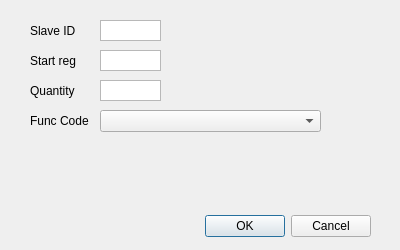
This is ui/params_dialog.ui in Erepb-89/modbusRTU as Qt 5 draws it before an edit. The edited form follows.
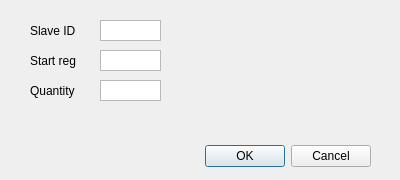
This is the edited form.

The edit to the form file:
```diff
--- a/ui/params_dialog.ui
+++ b/ui/params_dialog.ui
@@ -7,7 +7,7 @@
     <x>0</x>
     <y>0</y>
     <width>400</width>
-    <height>250</height>
+    <height>180</height>
    </rect>
   </property>
   <property name="windowTitle">
@@ -17,7 +17,7 @@
    <property name="geometry">
     <rect>
      <x>30</x>
-     <y>210</y>
+     <y>140</y>
      <width>341</width>
      <height>32</height>
     </rect>
@@ -29,35 +29,6 @@
     <set>QDialogButtonBox::Cancel|QDialogButtonBox::Ok</set>
    </property>
   </widget>
-  <widget class="QLabel" name="label_7">
-   <property name="geometry">
-    <rect>
-     <x>30</x>
-     <y>110</y>
-     <width>61</width>
-     <height>21</height>
-    </rect>
-   </property>
-   <property name="text">
-    <string>Func Code</string>
-   </property>
-   <property name="alignment">
-    <set>Qt::AlignLeading|Qt::AlignLeft|Qt::AlignVCenter</set>
-   </property>
-   <property name="wordWrap">
-    <bool>true</bool>
-   </property>
-  </widget>
-  <widget class="QComboBox" name="comboFunctionCode">
-   <property name="geometry">
-    <rect>
-     <x>100</x>
-     <y>110</y>
-     <width>221</width>
-     <height>22</height>
-    </rect>
-   </property>
-  </widget>
   <widget class="QTextEdit" name="SlaveID">
    <property name="geometry">
     <rect>
```
